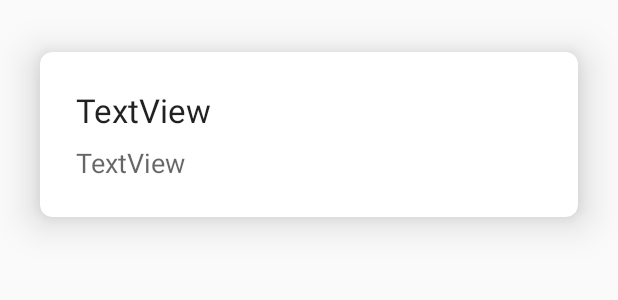
After one commit to wazir12/AndroidCertificationPreparation, an Android app: the layout item_note_list.xml on its own in the app's theme, with its tools: preview values and no code run, on a phone screen of 412 x 824 dp. The commit adds this screen. Shown: the top 300 px of the screen. Run offline under Robolectric (Android 15) with nearby library versions, the phone set to English and light mode, and no system bars.

Commit message:
Adding Recycler View

```diff
--- /dev/null
+++ b/app/src/main/res/layout-v21/item_note_list.xml
@@ -0,0 +1,50 @@
+<?xml version="1.0" encoding="utf-8"?>
+<FrameLayout xmlns:android="http://schemas.android.com/apk/res/android"
+    xmlns:app="http://schemas.android.com/apk/res-auto"
+    android:layout_width="match_parent"
+    android:layout_height="wrap_content">
+
+    <android.support.v7.widget.CardView
+        android:id="@+id/card_view"
+        android:layout_width="match_parent"
+        android:layout_height="wrap_content"
+        app:cardCornerRadius="4dp"
+        app:cardElevation="8dp"
+        app:cardUseCompatPadding="true"
+        app:contentPadding="16dp">
+
+        <android.support.constraint.ConstraintLayout
+            android:layout_width="match_parent"
+            android:layout_height="wrap_content">
+
+            <TextView
+                android:id="@+id/text_course"
+                android:layout_width="0dp"
+                android:layout_height="wrap_content"
+                android:layout_marginStart="8dp"
+                android:layout_marginTop="8dp"
+                android:layout_marginEnd="8dp"
+                android:text="TextView"
+                android:textAppearance="@android:style/TextAppearance.Material.Large"
+                app:layout_constraintEnd_toEndOf="parent"
+                app:layout_constraintStart_toStartOf="parent"
+                app:layout_constraintTop_toTopOf="parent" />
+
+            <TextView
+                android:id="@+id/text_title"
+                android:layout_width="0dp"
+                android:layout_height="wrap_content"
+                android:layout_marginStart="8dp"
+                android:layout_marginTop="8dp"
+                android:layout_marginEnd="8dp"
+                android:layout_marginBottom="8dp"
+                android:text="TextView"
+                android:textAppearance="@android:style/TextAppearance.Material.Medium"
+                app:layout_constraintBottom_toBottomOf="parent"
+                app:layout_constraintEnd_toEndOf="parent"
+                app:layout_constraintStart_toStartOf="parent"
+                app:layout_constraintTop_toBottomOf="@+id/text_course"
+                app:layout_constraintVertical_bias="0.012" />
+        </android.support.constraint.ConstraintLayout>
+    </android.support.v7.widget.CardView>
+</FrameLayout>
--- /dev/null
+++ b/app/src/main/res/layout/item_note_list.xml
@@ -0,0 +1,57 @@
+<?xml version="1.0" encoding="utf-8"?>
+<FrameLayout xmlns:android="http://schemas.android.com/apk/res/android"
+    xmlns:app="http://schemas.android.com/apk/res-auto"
+    xmlns:tools="http://schemas.android.com/tools"
+    android:layout_width="match_parent"
+    android:layout_height="wrap_content">
+
+    <android.support.v7.widget.CardView
+        android:id="@+id/card_view"
+        android:layout_width="match_parent"
+        android:layout_height="wrap_content"
+        android:layout_marginStart="8dp"
+        android:layout_marginTop="8dp"
+        android:layout_marginEnd="8dp"
+        android:layout_marginBottom="8dp"
+        app:cardCornerRadius="8dp"
+        app:cardElevation="16dp"
+        app:cardUseCompatPadding="true"
+        app:contentPadding="16dp">
+
+        <android.support.constraint.ConstraintLayout
+            android:layout_width="match_parent"
+            android:layout_height="wrap_content">
+
+            <TextView
+                android:id="@+id/text_course"
+                android:layout_width="0dp"
+                android:layout_height="wrap_content"
+                android:layout_marginStart="8dp"
+                android:layout_marginTop="8dp"
+                android:layout_marginEnd="8dp"
+                android:text="TextView"
+                android:textAppearance="@android:style/TextAppearance.Material.Large"
+                app:layout_constraintEnd_toEndOf="parent"
+                app:layout_constraintStart_toStartOf="parent"
+                app:layout_constraintTop_toTopOf="parent"
+                tools:targetApi="lollipop" />
+
+            <TextView
+                android:id="@+id/text_title"
+                android:layout_width="0dp"
+                android:layout_height="wrap_content"
+                android:layout_marginStart="8dp"
+                android:layout_marginTop="8dp"
+                android:layout_marginEnd="8dp"
+                android:layout_marginBottom="8dp"
+                android:text="TextView"
+                android:textAppearance="@android:style/TextAppearance.Material.Medium"
+                app:layout_constraintBottom_toBottomOf="parent"
+                app:layout_constraintEnd_toEndOf="parent"
+                app:layout_constraintStart_toStartOf="parent"
+                app:layout_constraintTop_toBottomOf="@+id/text_course"
+                app:layout_constraintVertical_bias="0.012"
+                tools:targetApi="lollipop" />
+        </android.support.constraint.ConstraintLayout>
+    </android.support.v7.widget.CardView>
+</FrameLayout>
```
Also changed, not shown: app/build.gradle (+5 -4 lines), app/src/main/java/com/lwazir/aad/notetakingapp/MainActivity.java (+29 -14 lines), app/src/main/java/com/lwazir/aad/notetakingapp/NoteRecyclerAdapter.java (added, +68 -0 lines), app/src/main/res/layout/content_note_list.xml (+9 -8 lines).
